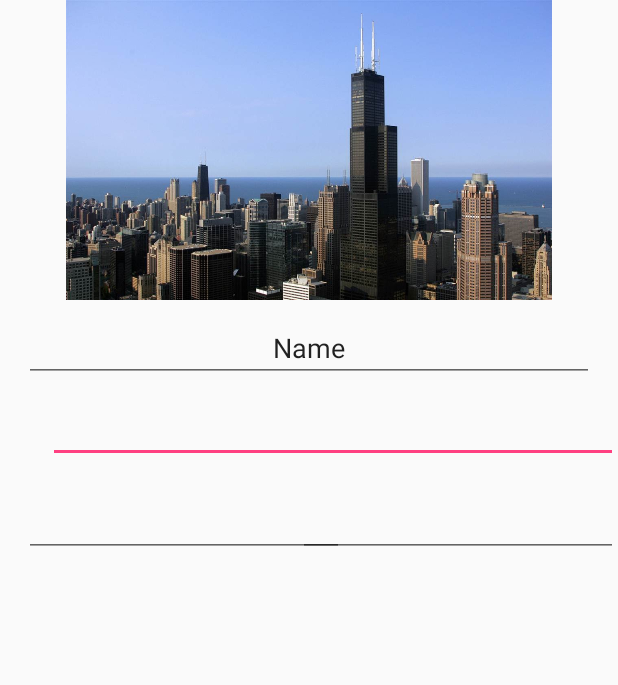
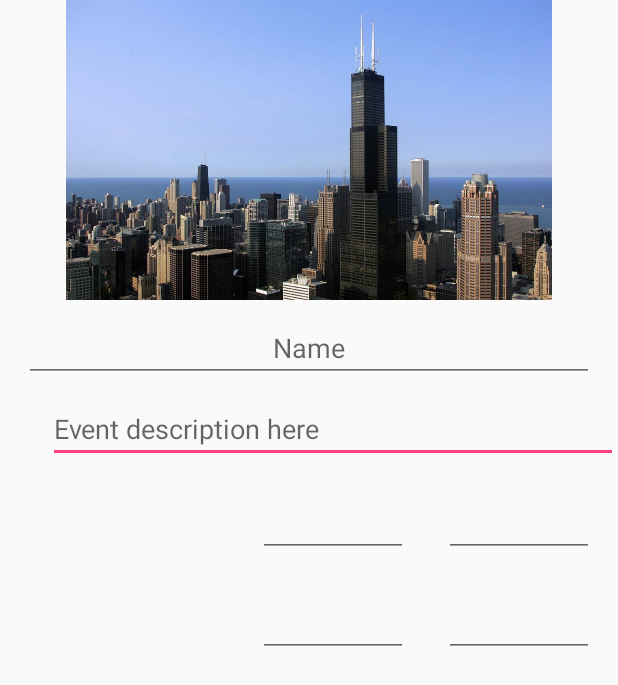
Before and after one commit to JonathanLipsky/Invight, an Android app: the layout event_page.xml on its own in the app's theme, with its tools: preview values and no code run, on a phone screen of 412 x 824 dp. Shown: the top 685 px of the screen. Run offline under Robolectric (Android 15) with nearby library versions, the phone set to English and light mode, and no system bars.

Commit message:
reverting changes

```diff
--- a/app/src/main/res/layout/event_page.xml
+++ b/app/src/main/res/layout/event_page.xml
@@ -1,5 +1,6 @@
 <?xml version="1.0" encoding="utf-8"?>
 <RelativeLayout xmlns:android="http://schemas.android.com/apk/res/android"
+    xmlns:tools="http://schemas.android.com/tools"
     android:id="@+id/eventPageLayout"
     android:layout_width="match_parent"
     android:layout_height="match_parent"
@@ -16,43 +17,65 @@
         android:id="@+id/editText"
         android:layout_width="380dp"
         android:layout_height="wrap_content"
+        android:layout_alignParentEnd="true"
+        android:layout_below="@+id/imageView2"
+        android:layout_marginTop="43dp"
         android:ems="10"
-        android:inputType="textMultiLine"
-        android:layout_below="@+id/imageView2"
-        android:layout_alignParentEnd="true"
-        android:layout_marginTop="43dp" />
+        android:hint="Event description here "
+        android:inputType="textMultiLine" />
 
     <EditText
         android:id="@+id/editText2"
         android:layout_width="380dp"
-        android:textAlignment="center"
         android:layout_height="wrap_content"
         android:layout_alignBottom="@+id/editText"
         android:layout_alignParentTop="false"
         android:layout_centerHorizontal="true"
         android:layout_marginBottom="54dp"
         android:ems="10"
+        android:hint="Name"
         android:inputType="textPersonName"
-        android:text="Name" />
+        android:textAlignment="center" />
 
     <EditText
         android:id="@+id/editText4"
-        android:layout_width="wrap_content"
+        android:layout_width="100dp"
         android:layout_height="wrap_content"
         android:layout_marginTop="17dp"
         android:ems="10"
         android:inputType="date"
         android:layout_below="@+id/editText"
-        android:layout_alignStart="@+id/editText2" />
+        android:layout_toStartOf="@+id/editText5"
+        android:layout_marginEnd="24dp" />
 
     <EditText
         android:id="@+id/editText5"
-        android:layout_width="wrap_content"
+        android:layout_width="100dp"
         android:layout_height="wrap_content"
         android:ems="10"
         android:inputType="time"
         android:layout_alignBaseline="@+id/editText4"
         android:layout_alignBottom="@+id/editText4"
-        android:layout_alignParentEnd="true" />
+        android:layout_alignEnd="@+id/editText2" />
+
+    <EditText
+        android:id="@+id/editText6"
+        android:layout_width="100dp"
+        android:layout_height="wrap_content"
+        android:layout_marginTop="21dp"
+        android:ems="10"
+        android:inputType="date"
+        android:layout_below="@+id/editText4"
+        android:layout_alignStart="@+id/editText4" />
+
+    <EditText
+        android:id="@+id/editText7"
+        android:layout_width="100dp"
+        android:layout_height="wrap_content"
+        android:ems="10"
+        android:inputType="time"
+        android:layout_alignBaseline="@+id/editText6"
+        android:layout_alignBottom="@+id/editText6"
+        android:layout_alignStart="@+id/editText5" />
 
 </RelativeLayout>
```
